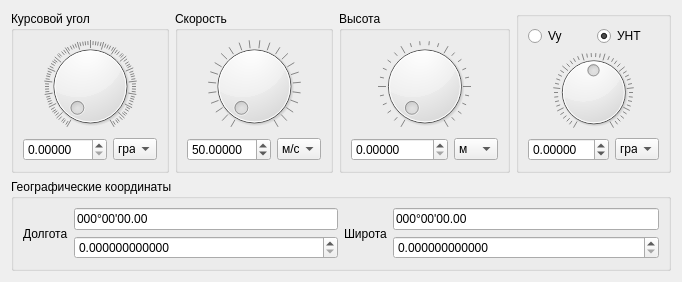
The window that VisualVar/formsettingforaircraft.ui (FedorGurin/VisualVar) describes before a commit, drawn with Qt 5.
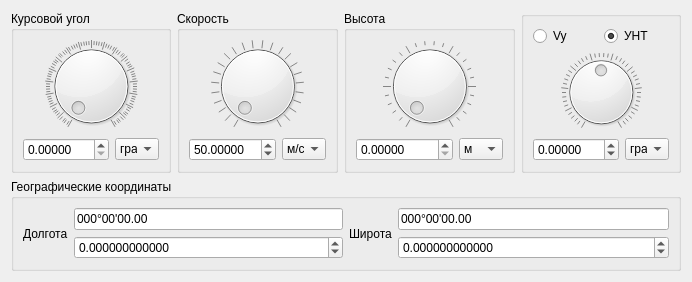
The same window after the commit.

Commit message: + раскомментировано задание географических координат

```diff
--- a/VisualVar/formsettingforaircraft.ui
+++ b/VisualVar/formsettingforaircraft.ui
@@ -6,7 +6,7 @@
    <rect>
     <x>0</x>
     <y>0</y>
-    <width>636</width>
+    <width>692</width>
     <height>282</height>
    </rect>
   </property>
@@ -371,8 +371,11 @@
               <property name="decimals">
                <number>12</number>
               </property>
+              <property name="minimum">
+               <double>-90.000000000000000</double>
+              </property>
               <property name="maximum">
-               <double>180.990000000000009</double>
+               <double>90.000000000000000</double>
               </property>
              </widget>
             </item>
@@ -403,6 +406,9 @@
               <property name="decimals">
                <number>12</number>
               </property>
+              <property name="minimum">
+               <double>-180.000000000000000</double>
+              </property>
               <property name="maximum">
                <double>180.000000000000000</double>
               </property>
```
The commit also changes 2 other files.
